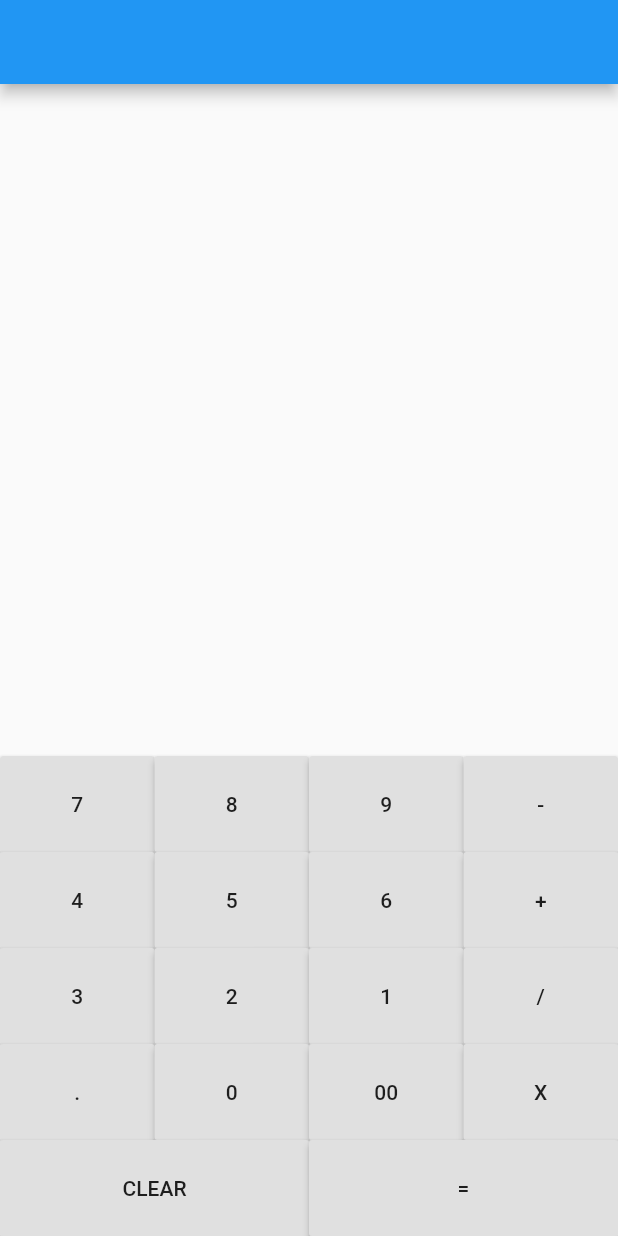
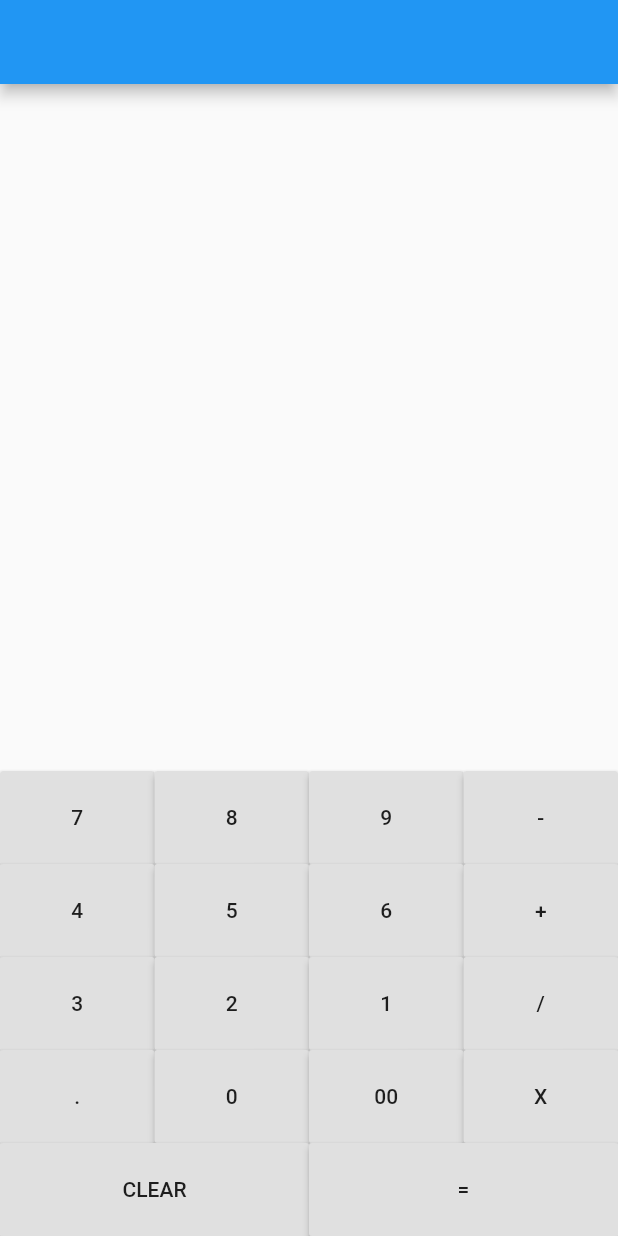
Before and after one commit to Abutolipov/frist_todo_calculator, a Flutter app: the screen it shows after launch, on a phone screen of 412 x 824 dp. Run offline on Flutter 3.47's test engine with Material 2 defaults, Android fonts, the phone set to English and light mode, and no system bars.

Commit message:
Update main.dart

```diff
--- a/lib/main.dart
+++ b/lib/main.dart
@@ -87,7 +87,7 @@ class _MyHomePageState extends State<MyHomePage> {
         child: RaisedButton(
             onPressed: ()=>buttonPressed(t),
             child: Text(t),
-            padding: EdgeInsets.all(24),
+            padding: EdgeInsets.all(23),
         ));
   }
   @override
@@ -102,7 +102,7 @@ class _MyHomePageState extends State<MyHomePage> {
             alignment: Alignment.centerRight,
             padding: EdgeInsets.symmetric(
               horizontal: 14,
-              vertical: 24,
+              vertical: 23,
             ),
             child: Column(
               mainAxisAlignment: MainAxisAlignment.end,
```
